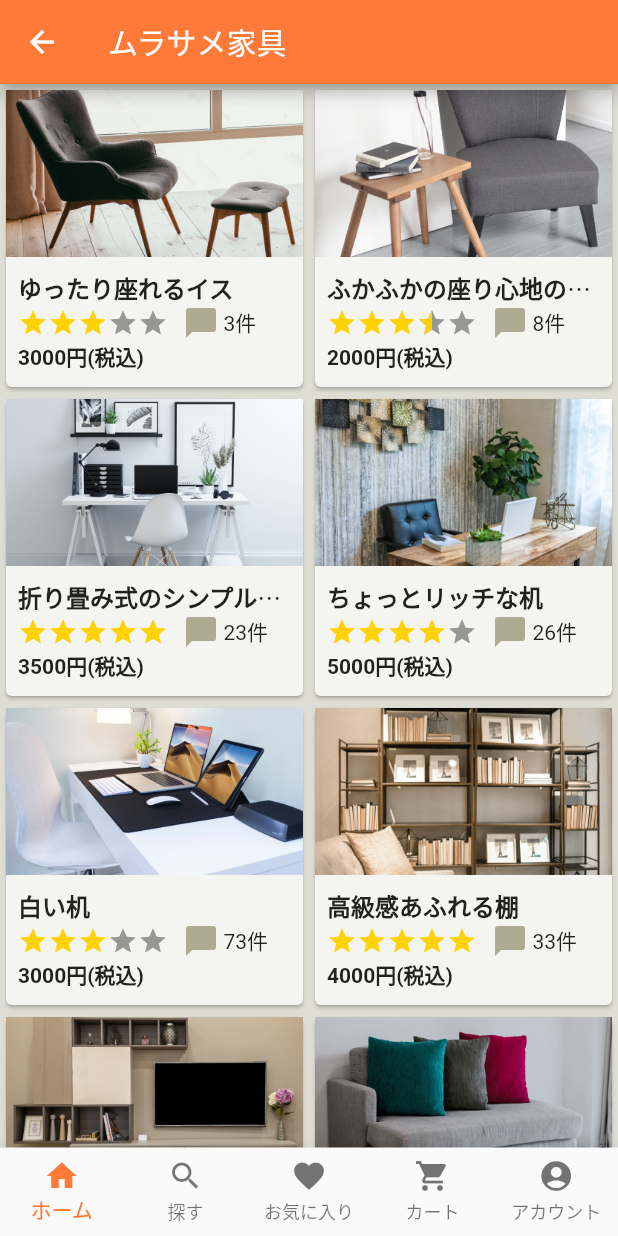
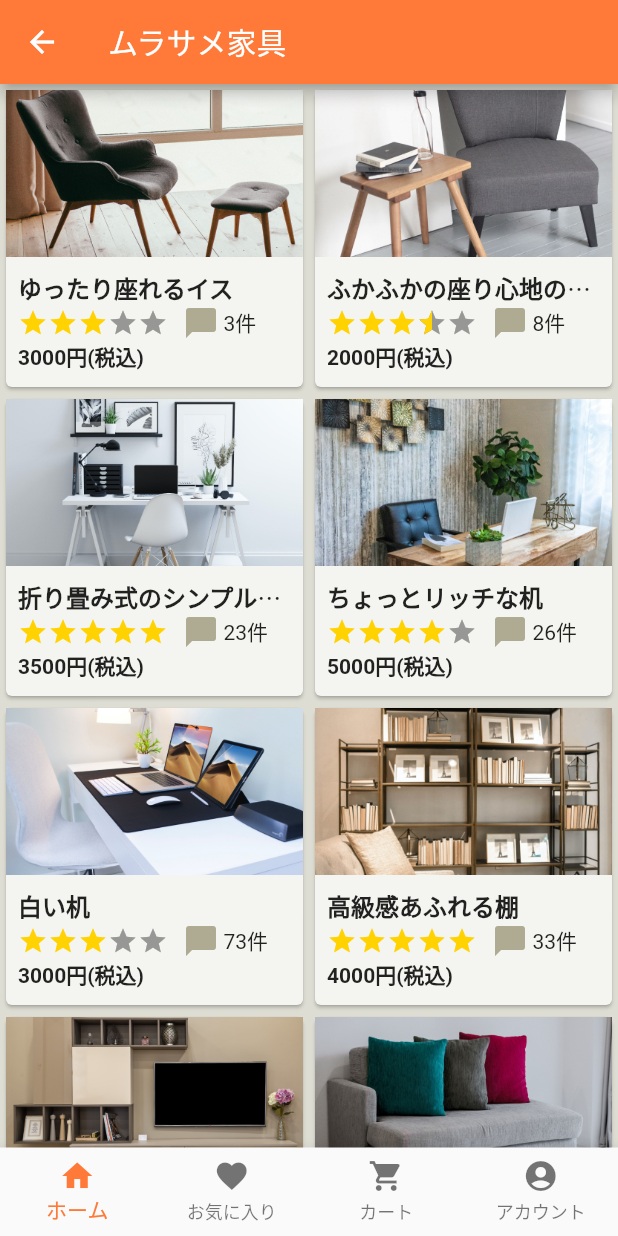
Before and after one commit to soundring/murasame_playground, a Flutter app: the EcAppHomePage screen opened by its route, on a phone screen of 412 x 824 dp. Run offline on Flutter 3.47's test engine with Material 2 defaults, Android fonts, the phone set to English and light mode, and no system bars; drawn by our look-alikes of flutter_rating_bar; our stand-ins replace flutter_hooks, freezed_annotation, gap, go_router, hooks_riverpod, riverpod_annotation and 1 more; accounts and stored records are empty; generated files the repository leaves out were written again.

Commit message:
:wrench:検索メニュー非表示

```diff
--- a/lib/ec_app/pages/home_page.dart
+++ b/lib/ec_app/pages/home_page.dart
@@ -16,7 +16,7 @@ final List<String> _appBarTitle = ['ムラサメ家具', '検索', 'お気に入
 
 final List<Widget> _pageList = <Widget>[
   const ProductPage(),
-  const SearchPage(),
+  // const SearchPage(),
   const FavoritePage(),
   const CartPage(),
   const AccountPage()
@@ -27,10 +27,10 @@ const _bottomNavigationBarItem = <BottomNavigationBarItem>[
     icon: Icon(Icons.home),
     label: 'ホーム',
   ),
-  BottomNavigationBarItem(
-    icon: Icon(Icons.search),
-    label: '探す',
-  ),
+  // BottomNavigationBarItem(
+  //   icon: Icon(Icons.search),
+  //   label: '探す',
+  // ),
   BottomNavigationBarItem(
     icon: Icon(Icons.favorite),
     label: 'お気に入り',
```
